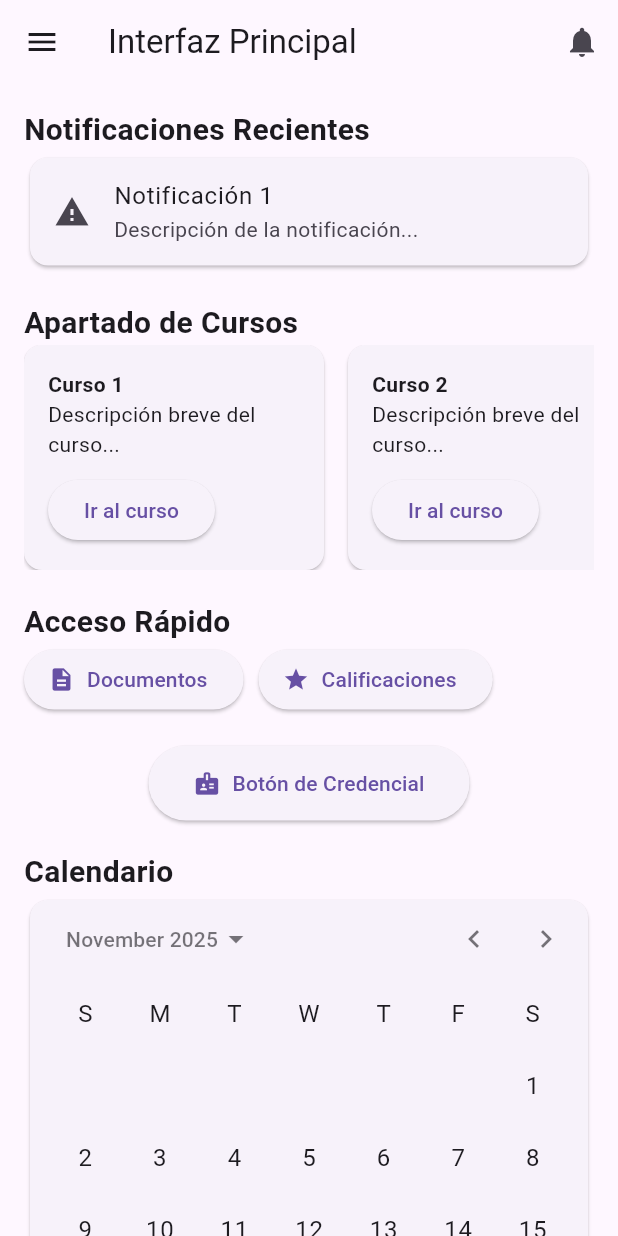
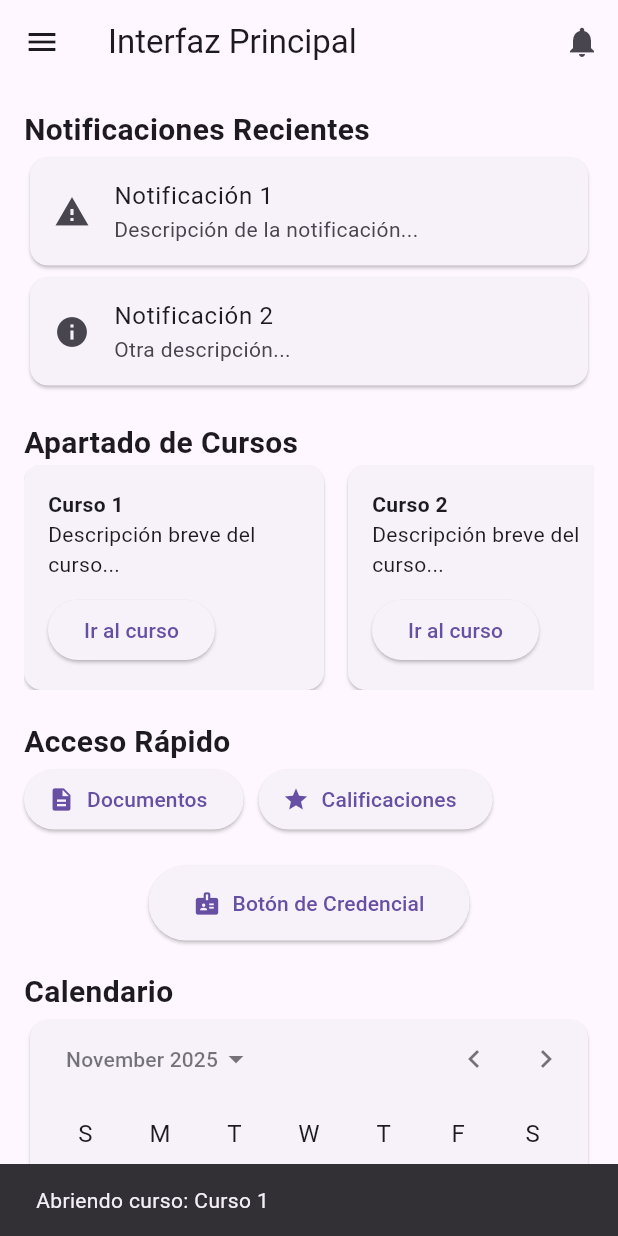
Before and after one commit to TuxedoMasck/fenix, a Flutter app: the screen it shows after launch, after a tap on "Ir al curso", on a phone screen of 412 x 824 dp. Run offline on Flutter 3.47's test engine with Material 3 defaults, Android fonts, the phone set to English and light mode, and no system bars.

Commit message:
Se agrego el backend de Interfaz Principal

```diff
--- a/lib/Back_interfas_Principal.dart
+++ b/lib/Back_interfas_Principal.dart
@@ -0,0 +1,88 @@
+import 'package:flutter/material.dart';
+
+// Modelos de datos de ejemplo
+class Usuario {
+  final String nombre;
+  final String email;
+  final String inicialAvatar;
+
+  Usuario({required this.nombre, required this.email, required this.inicialAvatar});
+}
+
+class Notificacion {
+  final String titulo;
+  final String subtitulo;
+  final IconData icono;
+
+  Notificacion({required this.titulo, required this.subtitulo, required this.icono});
+}
+
+class Curso {
+  final String nombre;
+  final String descripcion;
+
+  Curso({required this.nombre, required this.descripcion});
+}
+
+class InterfazPrincipalLogic extends ChangeNotifier {
+  // Datos del perfil de usuario
+  Usuario _usuario = Usuario(nombre: 'Nombre de Usuario', email: 'usuario@correo.com', inicialAvatar: 'U');
+  Usuario get usuario => _usuario;
+
+  // Lista de notificaciones
+  final List<Notificacion> _notificaciones = [
+    Notificacion(titulo: 'Notificación 1', subtitulo: 'Descripción de la notificación...', icono: Icons.warning),
+    Notificacion(titulo: 'Notificación 2', subtitulo: 'Otra descripción...', icono: Icons.info),
+  ];
+  List<Notificacion> get notificaciones => _notificaciones;
+
+  // Lista de cursos
+  final List<Curso> _cursos = [
+    Curso(nombre: 'Curso 1', descripcion: 'Descripción breve del curso...'),
+    Curso(nombre: 'Curso 2', descripcion: 'Descripción breve del curso...'),
+    Curso(nombre: 'Curso 3', descripcion: 'Descripción breve del curso...'),
+  ];
+  List<Curso> get cursos => _cursos;
+
+  // Lógica del Calendario
+  DateTime _fechaSeleccionada = DateTime.now();
+  DateTime get fechaSeleccionada => _fechaSeleccionada;
+
+  // --- Métodos de Lógica ---
+
+  // Simula la carga de datos del usuario desde un servidor
+  Future<void> cargarDatosUsuario() async {
+    await Future.delayed(const Duration(seconds: 1)); // Simular espera de red
+    _usuario = Usuario(nombre: 'Ricardo', email: 'ricardo@fenix.com', inicialAvatar: 'R');
+    notifyListeners(); // Notifica a la UI que los datos han cambiado
+  }
+
+  void onDateChanged(DateTime nuevaFecha) {
+    _fechaSeleccionada = nuevaFecha;
+    notifyListeners();
+  }
+
+  void navegarAPerfil(BuildContext context) {
+    ScaffoldMessenger.of(context).showSnackBar(const SnackBar(content: Text('Navegando al perfil')));
+  }
+
+  void mostrarAyuda(BuildContext context) {
+    ScaffoldMessenger.of(context).showSnackBar(const SnackBar(content: Text('Mostrando ayuda')));
+  }
+
+  void abrirOpciones(BuildContext context) {
+    ScaffoldMessenger.of(context).showSnackBar(const SnackBar(content: Text('Abriendo menú de opciones')));
+  }
+
+  void mostrarNotificaciones(BuildContext context) {
+    ScaffoldMessenger.of(context).showSnackBar(const SnackBar(content: Text('Mostrando notificaciones')));
+  }
+
+  void mostrarCredencial(BuildContext context) {
+    ScaffoldMessenger.of(context).showSnackBar(const SnackBar(content: Text('Mostrando credencial')));
+  }
+
+  void abrirCurso(BuildContext context, Curso curso) {
+    ScaffoldMessenger.of(context).showSnackBar(SnackBar(content: Text('Abriendo curso: ${curso.nombre}')));
+  }
+}
--- a/lib/interfas_Principal.dart
+++ b/lib/interfas_Principal.dart
@@ -1,20 +1,38 @@
 
+import 'package:fenix/Back_interfas_Principal.dart';
 import 'package:flutter/material.dart';
+import 'package:provider/provider.dart';
 
-class InterfazPrincipal extends StatelessWidget {
+class InterfazPrincipal extends StatefulWidget {
   const InterfazPrincipal({super.key});
 
   @override
+  State<InterfazPrincipal> createState() => _InterfazPrincipalState();
+}
+
+class _InterfazPrincipalState extends State<InterfazPrincipal> {
+  @override
+  void initState() {
+    super.initState();
+    // Llama al método para cargar los datos cuando el widget se inicia
+    // Y le decimos que no redibuje el widget en este momento.
+    Provider.of<InterfazPrincipalLogic>(context, listen: false)
+        .cargarDatosUsuario();
+  }
+
+  @override
   Widget build(BuildContext context) {
+    // Escucha los cambios en la lógica para redibujar la UI cuando sea necesario
+    final logic = Provider.of<InterfazPrincipalLogic>(context);
+    final usuario = logic.usuario;
+
     return Scaffold(
       appBar: AppBar(
         title: const Text('Interfaz Principal'),
         actions: [
           IconButton(
             icon: const Icon(Icons.notifications),
-            onPressed: () {
-              // Lógica para mostrar notificaciones
-            },
+            onPressed: () => logic.mostrarNotificaciones(context),
           ),
         ],
       ),
@@ -22,37 +40,31 @@ class InterfazPrincipal extends StatelessWidget {
         child: ListView(
           padding: EdgeInsets.zero,
           children: <Widget>[
-            const UserAccountsDrawerHeader(
-              accountName: Text("Nombre de Usuario"),
-              accountEmail: Text("usuario@correo.com"),
+            UserAccountsDrawerHeader(
+              accountName: Text(usuario.nombre),
+              accountEmail: Text(usuario.email),
               currentAccountPicture: CircleAvatar(
                 backgroundColor: Colors.white,
                 child: Text(
-                  "U",
-                  style: TextStyle(fontSize: 40.0),
+                  usuario.inicialAvatar,
+                  style: const TextStyle(fontSize: 40.0),
                 ),
               ),
             ),
             ListTile(
               leading: const Icon(Icons.person),
               title: const Text('Perfil del usuario'),
-              onTap: () {
-                // Lógica para ir al perfil del usuario
-              },
+              onTap: () => logic.navegarAPerfil(context),
             ),
             ListTile(
               leading: const Icon(Icons.help),
               title: const Text('Ayuda'),
-              onTap: () {
-                // Lógica para mostrar la ayuda
-              },
+              onTap: () => logic.mostrarAyuda(context),
             ),
             ListTile(
               leading: const Icon(Icons.settings),
               title: const Text('Menú de opciones'),
-              onTap: () {
-                // Lógica para el menú de opciones
-              },
+              onTap: () => logic.abrirOpciones(context),
             ),
           ],
         ),
@@ -66,29 +78,34 @@ class InterfazPrincipal extends StatelessWidget {
               'Notificaciones Recientes',
               style: TextStyle(fontSize: 20, fontWeight: FontWeight.bold),
             ),
-            // Aquí iría una lista de notificaciones recientes
-            const Card(
-              child: ListTile(
-                leading: Icon(Icons.warning),
-                title: Text('Notificación 1'),
-                subtitle: Text('Descripción de la notificación...'),
-              ),
-            ),
+            // Construye la lista de notificaciones desde la lógica
+            ...logic.notificaciones
+                .map((notif) => Card(
+                      child: ListTile(
+                        leading: Icon(notif.icono),
+                        title: Text(notif.titulo),
+                        subtitle: Text(notif.subtitulo),
+                      ),
+                    ))
+                .toList(),
             const SizedBox(height: 20),
             const Text(
               'Apartado de Cursos',
               style: TextStyle(fontSize: 20, fontWeight: FontWeight.bold),
             ),
-            // Aquí iría una lista o cuadrícula de cursos
             SizedBox(
               height: 150,
-              child: ListView(
+              // Construye la lista de cursos desde la lógica
+              child: ListView.builder(
                 scrollDirection: Axis.horizontal,
-                children: const [
-                  CursoCard(nombre: 'Curso 1'),
-                  CursoCard(nombre: 'Curso 2'),
-                  CursoCard(nombre: 'Curso 3'),
-                ],
+                itemCount: logic.cursos.length,
+                itemBuilder: (context, index) {
+                  final curso = logic.cursos[index];
+                  return CursoCard(
+                    curso: curso,
+                    onPressed: () => logic.abrirCurso(context, curso),
+                  );
+                },
               ),
             ),
             const SizedBox(height: 20),
@@ -112,17 +129,15 @@ class InterfazPrincipal extends StatelessWidget {
                 ),
               ],
             ),
-
             const SizedBox(height: 20),
             Center(
               child: ElevatedButton.icon(
-                onPressed: () {
-                  // Lógica para la credencial
-                },
+                onPressed: () => logic.mostrarCredencial(context),
                 icon: const Icon(Icons.badge),
                 label: const Text('Botón de Credencial'),
                 style: ElevatedButton.styleFrom(
-                  padding: const EdgeInsets.symmetric(horizontal: 30, vertical: 15),
+                  padding:
+                      const EdgeInsets.symmetric(horizontal: 30, vertical: 15),
                 ),
               ),
             ),
@@ -133,10 +148,10 @@ class InterfazPrincipal extends StatelessWidget {
             ),
             Card(
               child: CalendarDatePicker(
-                initialDate: DateTime.now(),
+                initialDate: logic.fechaSeleccionada,
                 firstDate: DateTime(2020),
                 lastDate: DateTime(2030),
-                onDateChanged: (DateTime value) {},
+                onDateChanged: (value) => logic.onDateChanged(value),
               ),
             ),
           ],
@@ -147,8 +162,10 @@ class InterfazPrincipal extends StatelessWidget {
 }
 
 class CursoCard extends StatelessWidget {
-  final String nombre;
-  const CursoCard({super.key, required this.nombre});
+  final Curso curso;
+  final VoidCallback onPressed;
+
+  const CursoCard({super.key, required this.curso, required this.onPressed});
 
   @override
   Widget build(BuildContext context) {
@@ -161,13 +178,13 @@ class CursoCard extends StatelessWidget {
           crossAxisAlignment: CrossAxisAlignment.start,
           children: [
             Text(
-              nombre,
+              curso.nombre,
               style: const TextStyle(fontWeight: FontWeight.bold),
             ),
-            const Text('Descripción breve del curso...'),
+            Text(curso.descripcion),
             const Spacer(),
             ElevatedButton(
-              onPressed: () {},
+              onPressed: onPressed,
               child: const Text('Ir al curso'),
             )
           ],
--- a/lib/main.dart
+++ b/lib/main.dart
@@ -1,9 +1,16 @@
+import 'package:fenix/Back_interfas_Principal.dart';
 import 'package:flutter/material.dart';
 import 'interfas_Principal.dart';
+import 'package:provider/provider.dart';
 
 void main() {
-  runApp(const MaterialApp(
-    debugShowCheckedModeBanner: false,
-    home: InterfazPrincipal(),
-  ));
+  runApp(
+    ChangeNotifierProvider(
+      create: (context) => InterfazPrincipalLogic(),
+      child: const MaterialApp(
+        debugShowCheckedModeBanner: false,
+        home: InterfazPrincipal(),
+      ),
+    ),
+  );
 }
```
Also changed, not shown: pubspec.yaml (+2 -68 lines), pubspec.lock.
